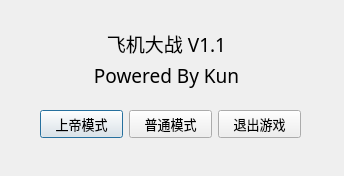
First picture: the form in logindlg.ui, repository kun368/PlaneWar, before the edit.
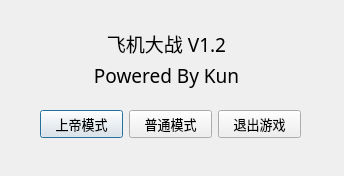
Second picture: the form after the edit.

Patch:
```diff
--- a/logindlg.ui
+++ b/logindlg.ui
@@ -37,7 +37,7 @@
        </font>
       </property>
       <property name="text">
-       <string>飞机大战 V1.1</string>
+       <string>飞机大战 V1.2</string>
       </property>
       <property name="alignment">
        <set>Qt::AlignCenter</set>
```
